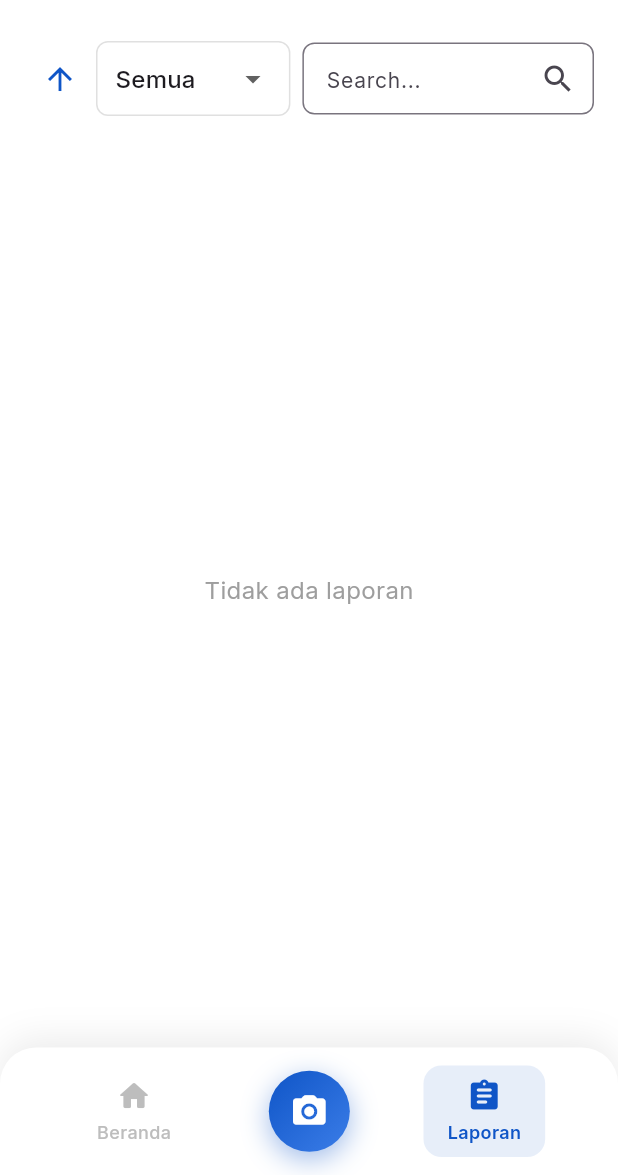
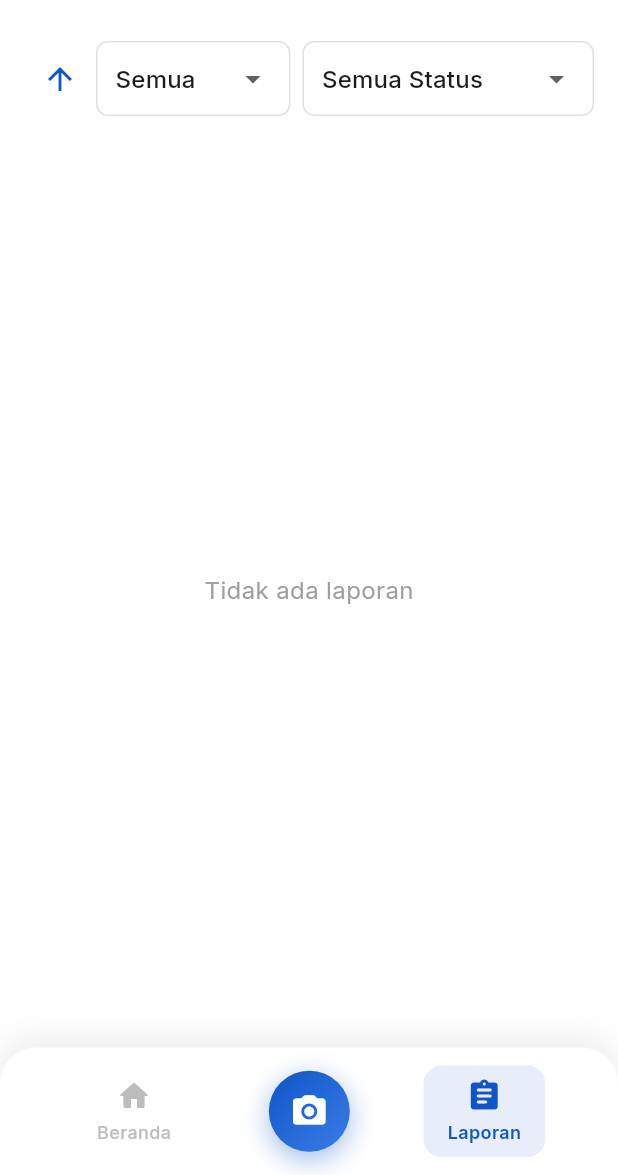
Before and after one commit to RezkySaputraa/laporin_fe, a Flutter app: the UserListScreen screen opened directly, after a tap on the "arrow downward" icon, on a phone screen of 412 x 824 dp, the part 61-1236 px from its top. Run offline on Flutter 3.47's test engine with Material 3 defaults, Android fonts, the phone set to English and light mode, and no system bars; our stand-ins replace cached_network_image, dio, flutter_dotenv, flutter_svg, get, google_fonts and 4 more; accounts and stored records are empty; network calls fail.

Commit message:
penambahan filtering status

```diff
--- a/lib/services/laporin_service.dart
+++ b/lib/services/laporin_service.dart
@@ -74,16 +74,12 @@ class LaporinService {
   Future<List<dynamic>> getUserLaporan({
     required int userId,
     int? jenisLaporan,
-    String? search,
   }) async {
     try {
       Map<String, dynamic> queryParams = {};
 
       if (jenisLaporan != null) {
         queryParams['jenis_laporan'] = jenisLaporan;
-      }
-      if (search != null && search.isNotEmpty) {
-        queryParams['search'] = search;
       }
 
       final response = await dio.get(
--- a/lib/views/user_list_screen.dart
+++ b/lib/views/user_list_screen.dart
@@ -15,11 +15,11 @@ class UserListScreen extends StatefulWidget {
 class _UserListScreenState extends State<UserListScreen> {
   final LaporinService _service = LaporinService();
   final AuthSharedPreferences _authPrefs = AuthSharedPreferences();
-  final TextEditingController searchController = TextEditingController();
 
   List<Map<String, dynamic>> laporanList = [];
   List<Map<String, dynamic>> jenisLaporanList = [];
   int? selectedJenisLaporan;
+  int? selectedStatus;
   bool isAscending = false;
   bool isLoading = false;
   String errorMessage = '';
@@ -39,7 +39,6 @@ class _UserListScreenState extends State<UserListScreen> {
 
   @override
   void dispose() {
-    searchController.dispose();
     super.dispose();
   }
 
@@ -68,18 +67,25 @@ class _UserListScreenState extends State<UserListScreen> {
       final result = await _service.getUserLaporan(
         userId: userId!,
         jenisLaporan: selectedJenisLaporan,
-        search: searchController.text.isNotEmpty ? searchController.text : null,
       );
 
+      // Filter by status (frontend filtering)
+      var filteredResult = result;
+      if (selectedStatus != null) {
+        filteredResult = result.where((item) {
+          return item['status'] == selectedStatus;
+        }).toList();
+      }
+
       // Sort by waktu
-      result.sort((a, b) {
+      filteredResult.sort((a, b) {
         final dateA = DateTime.parse(a['waktu']);
         final dateB = DateTime.parse(b['waktu']);
         return isAscending ? dateA.compareTo(dateB) : dateB.compareTo(dateA);
       });
 
       setState(() {
-        laporanList = result
+        laporanList = filteredResult
             .map((item) => item as Map<String, dynamic>)
             .toList();
       });
@@ -234,24 +240,51 @@ class _UserListScreenState extends State<UserListScreen> {
 
           const SizedBox(width: 8),
 
-          // Search Field
+          // Status Filter Dropdown
           Expanded(
             flex: 3,
-            child: TextField(
-              controller: searchController,
-              onSubmitted: (_) => _loadLaporan(),
-              decoration: InputDecoration(
-                hintText: 'Search...',
-                hintStyle: GoogleFonts.inter(fontSize: 14),
-                suffixIcon: IconButton(
-                  icon: const Icon(Icons.search),
-                  onPressed: _loadLaporan,
+            child: Container(
+              padding: const EdgeInsets.symmetric(horizontal: 12),
+              decoration: BoxDecoration(
+                border: Border.all(color: Colors.grey.shade300),
+                borderRadius: BorderRadius.circular(8),
+              ),
+              child: DropdownButtonHideUnderline(
+                child: DropdownButton<int?>(
+                  value: selectedStatus,
+                  hint: Text(
+                    'Semua status',
+                    style: GoogleFonts.inter(fontSize: 14),
+                  ),
+                  isExpanded: true,
+                  items: [
+                    DropdownMenuItem<int?>(
+                      value: null,
+                      child: Text('Semua Status', style: GoogleFonts.inter()),
+                    ),
+                    DropdownMenuItem<int?>(
+                      value: 0,
+                      child: Text('Belum ditindak', style: GoogleFonts.inter()),
+                    ),
+                    DropdownMenuItem<int?>(
+                      value: 1,
+                      child: Text(
+                        'Sedang diproses',
+                        style: GoogleFonts.inter(),
+                      ),
+                    ),
+                    DropdownMenuItem<int?>(
+                      value: 2,
+                      child: Text('Selesai', style: GoogleFonts.inter()),
+                    ),
+                  ],
+                  onChanged: (statusId) {
+                    setState(() {
+                      selectedStatus = statusId;
+                    });
+                    _loadLaporan();
+                  },
                 ),
-                border: OutlineInputBorder(
-                  borderRadius: BorderRadius.circular(8),
-                  borderSide: BorderSide(color: Colors.grey.shade300),
-                ),
-                contentPadding: const EdgeInsets.symmetric(horizontal: 12),
               ),
             ),
           ),
```
